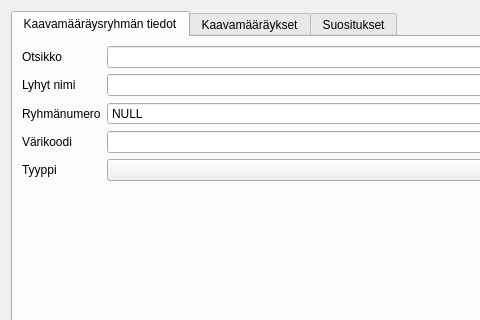
Qt form arho_feature_template/gui/dialogs/plan_regulation_group_form.ui (GispoCoding/arho-qgis-plugin) before a commit; both pictures show x 0 to 480 and y 0 to 320 of the 893 by 677 pixel window.
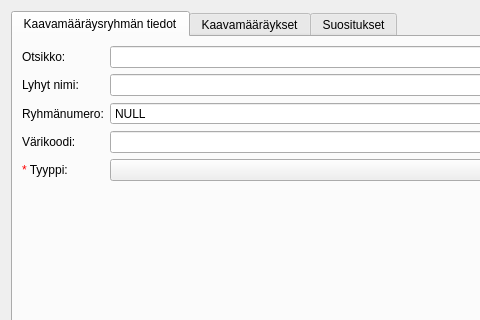
The same form after that commit. Custom widgets are drawn as their Qt base class.

The edit to the form file:
```diff
--- a/arho_feature_template/gui/dialogs/plan_regulation_group_form.ui
+++ b/arho_feature_template/gui/dialogs/plan_regulation_group_form.ui
@@ -29,7 +29,7 @@
          <item row="0" column="0">
           <widget class="QLabel" name="label_2">
            <property name="text">
-            <string>Otsikko</string>
+            <string>Otsikko:</string>
            </property>
           </widget>
          </item>
@@ -39,7 +39,7 @@
          <item row="1" column="0">
           <widget class="QLabel" name="label_3">
            <property name="text">
-            <string>Lyhyt nimi</string>
+            <string>Lyhyt nimi:</string>
            </property>
           </widget>
          </item>
@@ -49,7 +49,7 @@
          <item row="2" column="0">
           <widget class="QLabel" name="label">
            <property name="text">
-            <string>Ryhmänumero</string>
+            <string>Ryhmänumero:</string>
            </property>
           </widget>
          </item>
@@ -69,7 +69,7 @@
          <item row="3" column="0">
           <widget class="QLabel" name="label_5">
            <property name="text">
-            <string>Värikoodi</string>
+            <string>Värikoodi:</string>
            </property>
           </widget>
          </item>
@@ -79,7 +79,7 @@
          <item row="4" column="0">
           <widget class="QLabel" name="label_7">
            <property name="text">
-            <string>Tyyppi</string>
+            <string>&lt;html&gt;&lt;head/&gt;&lt;body&gt;&lt;p&gt;&lt;span style=&quot; color:#ff0000;&quot;&gt;*&lt;/span&gt; Tyyppi:&lt;/p&gt;&lt;/body&gt;&lt;/html&gt;</string>
            </property>
           </widget>
          </item>
```
Left out of the diff: 8 changed lines with no effect on the pictures.
